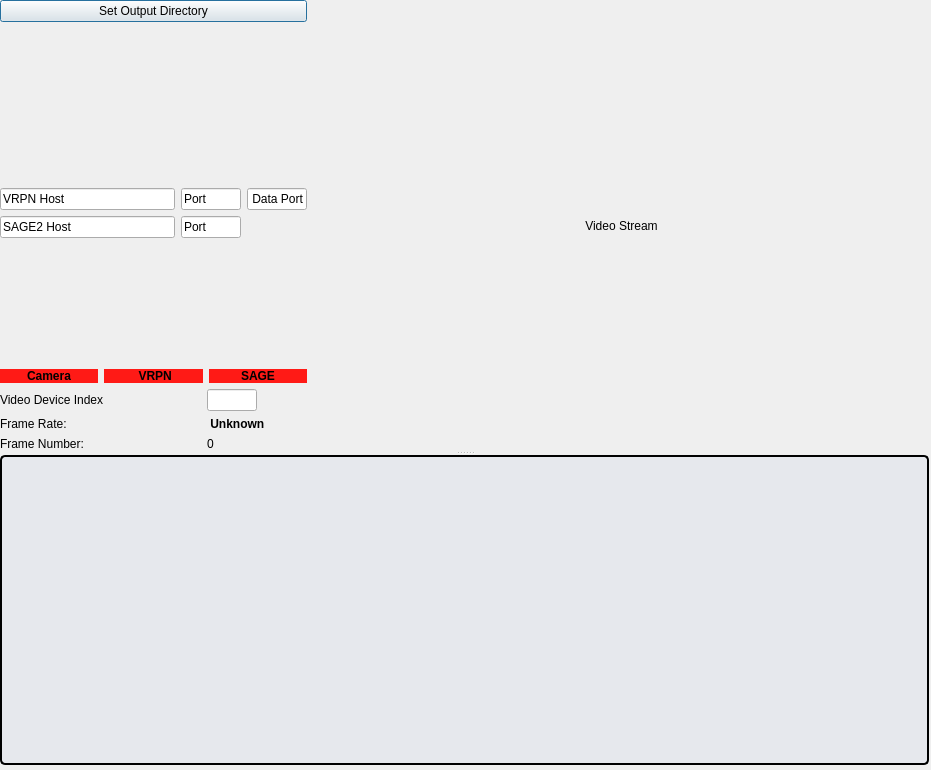
Old version of the form tools/workbench/live_window.ui in the repository hcilab-uic/ipme.
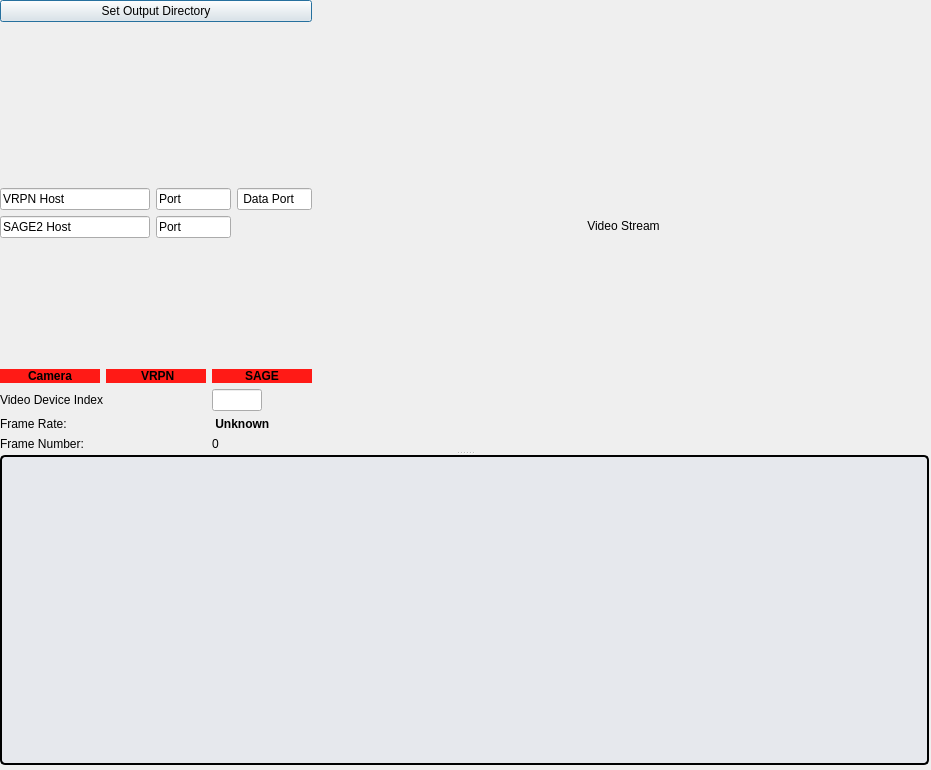
New version of the form.

What changed in the file:
```diff
--- a/tools/workbench/live_window.ui
+++ b/tools/workbench/live_window.ui
@@ -91,7 +91,7 @@
            </property>
            <property name="minimumSize">
             <size>
-             <width>175</width>
+             <width>150</width>
              <height>0</height>
             </size>
            </property>
@@ -104,7 +104,7 @@
           <widget class="QLineEdit" name="vrpn_port_edit">
            <property name="maximumSize">
             <size>
-             <width>60</width>
+             <width>75</width>
              <height>16777215</height>
             </size>
            </property>
@@ -124,7 +124,7 @@
           <widget class="QLineEdit" name="sage_port_edit">
            <property name="maximumSize">
             <size>
-             <width>60</width>
+             <width>75</width>
              <height>16777215</height>
             </size>
            </property>
@@ -137,7 +137,7 @@
           <widget class="QLineEdit" name="vrpn_data_port_edit">
            <property name="maximumSize">
             <size>
-             <width>60</width>
+             <width>75</width>
              <height>16777215</height>
             </size>
            </property>
```
